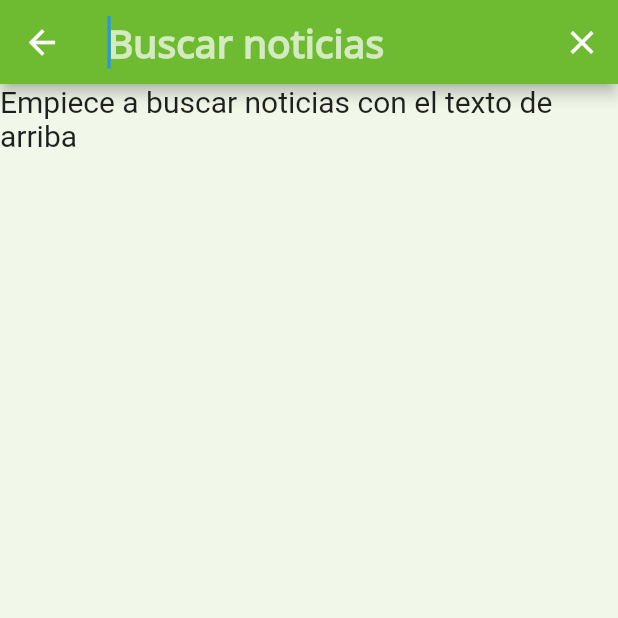
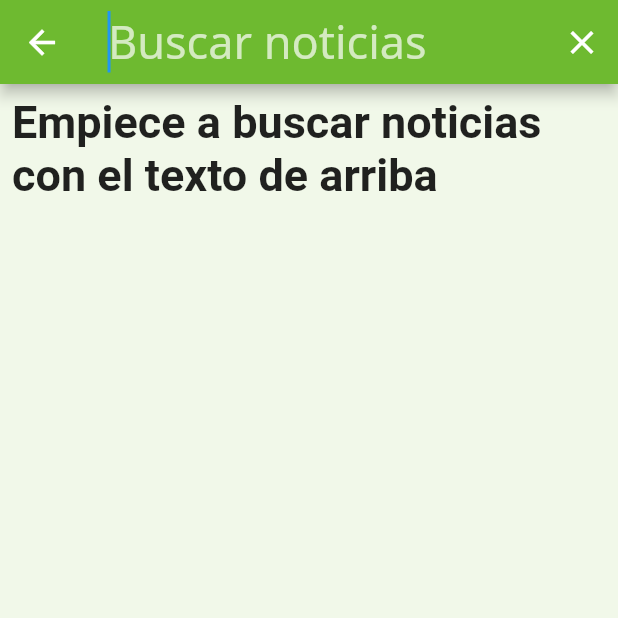
Before and after one commit to Cavitedev/el_digital_de_albacete, a Flutter app: the screen it shows after launch, after a tap on the "search" icon, on a phone screen of 412 x 824 dp, the top half of it. Run offline on Flutter 3.47's test engine with Material 2 defaults, Android fonts, the phone set to English and light mode, and no system bars; our stand-ins replace cached_network_image, chewie, dartz, equatable, flutter_spinkit, video_player and 1 more; network calls fail.

```diff
--- a/lib/MainWidgets/NewsNavigation/NewsCards.dart
+++ b/lib/MainWidgets/NewsNavigation/NewsCards.dart
@@ -85,17 +85,18 @@ class NewsCardsState extends State<NewsCards> {
 
     @override
     Widget build(BuildContext context) {
+    print("building");
 //      print("cards build ${spiderPage.url} last URL $_lastURL");
 
       int count = _news?.length?? 0 + (_loadedNews ? 0 : 1) +
           (error == null ? 0 : 1);
       return RefreshIndicator(
         onRefresh: () async {
+          print("refreshing");
           error = null;
-          _news.clear();
+          _news?.clear();
           await getNews();
           setState(() {
-
           });
           return null;
         },
--- a/lib/MainWidgets/NewsNavigation/NewsList.dart
+++ b/lib/MainWidgets/NewsNavigation/NewsList.dart
@@ -57,7 +57,8 @@ class _NewsListState extends State<NewsList>
               }).toList()),
           title:  Text(
                   'Digital de Albacete',
-                  style: Theme.of(context).textTheme.display1,
+                  style: Theme.of(context).textTheme.display1.copyWith(fontSize:
+                  Theme.of(context).textTheme.display1.fontSize / MediaQuery.of(context).textScaleFactor),
                 ),
           leading: Image.asset('assets/logo.png'),
           actions: <Widget>[
--- a/lib/MainWidgets/NewsNavigation/SearchNews.dart
+++ b/lib/MainWidgets/NewsNavigation/SearchNews.dart
@@ -42,8 +42,10 @@ class _SearchNewsState extends State<SearchNews>
         hintText: "Buscar noticias",
         border: InputBorder.none,
         hintStyle: TextStyle(color: Colors.white70),
+
       ),
-      style: TextStyle(color: Colors.white, fontSize: 26.0, fontFamily: "NotoSans"),
+      style: Theme.of(context).textTheme.display1.copyWith(fontSize:
+    Theme.of(context).textTheme.display1.fontSize / MediaQuery.of(context).textScaleFactor),
       onTap: (){
         setState(() {
           searching = true;
@@ -162,7 +164,11 @@ class _SearchNewsState extends State<SearchNews>
 //  },
 //)
 body:searchQuery.isNotEmpty? NewsCards(spiderPage: SpiderNewsListSpecificPage(url: _buildQuery()),key: _cardsState):
-Text("Empiece a buscar noticias con el texto de arriba")
+Padding(
+  padding: const EdgeInsets.all(8.0),
+  child:   Text("Empiece a buscar noticias con el texto de arriba",
+  style: Theme.of(context).textTheme.headline,),
+)
 
 //    body: searching? newsCards:
 //      Text("a buscar"),
--- a/lib/MainWidgets/NewsViewer/SingleNewsViewer.dart
+++ b/lib/MainWidgets/NewsViewer/SingleNewsViewer.dart
@@ -67,7 +67,8 @@ class _SingleNewsViewerState extends State<SingleNewsViewer> {
               floating: true,
               title: Text(
                 "Digital de Albacete",
-                style: Theme.of(context).textTheme.display1
+                style: Theme.of(context).textTheme.display1.copyWith(fontSize:
+                Theme.of(context).textTheme.display1.fontSize / MediaQuery.of(context).textScaleFactor),
               ),
               backgroundColor: Theme.of(context).accentColor,
             ),
--- a/lib/Spider/SpiderNewsListSpecificPage.dart
+++ b/lib/Spider/SpiderNewsListSpecificPage.dart
@@ -1,3 +1,5 @@
+import 'dart:io';
+
 import 'package:dartz/dartz.dart';
 import 'package:el_digital_de_albacete/Models/SimpleNewsData.dart';
 import 'package:el_digital_de_albacete/core/error/exceptions.dart';
@@ -44,6 +46,8 @@ class SpiderNewsListSpecificPage {
       return Right(_getNews(_document));
     }on HttpException catch(e){
       return Left(HttpFailure(message: e.message));
+    } on NoInternetException catch(e){
+      return Left(NoInternetFailure(message: e.message));
     }
 
   }
--- a/lib/Spider/SpiderSingleNews.dart
+++ b/lib/Spider/SpiderSingleNews.dart
@@ -26,6 +26,7 @@ class SpiderSingleNews {
   static const String _unworthText = "/Redacción/";
 
   Future<ExtraNewsData> scrapSingleNewsPage() async {
+
     dom.Document _document = await httpGetterImpl.accessURL(url);
     List<dom.Element> _entryDatas = new List<dom.Element>();
     for (String _contentClass in _contentClasses) {
@@ -35,9 +36,6 @@ class SpiderSingleNews {
       for (dom.Element _entryDara in _someEntryDatas) {
         _entryDatas.addAll(_entryDara?.children);
       }
-//      _entryDatas.forEach((e){
-//        print(e.text);
-//      });
 
     }
     List<NewsData> newsInformation = List<NewsData>();
--- a/lib/core/error/exceptions.dart
+++ b/lib/core/error/exceptions.dart
@@ -4,3 +4,10 @@ class HttpException implements Exception {
   HttpException(this.message);
 
 }
+
+class NoInternetException implements Exception {
+  final String message;
+
+  NoInternetException(this.message);
+
+}
--- a/lib/core/error/failures.dart
+++ b/lib/core/error/failures.dart
@@ -14,6 +14,11 @@ class HttpFailure extends Failure {
   HttpFailure({String message}): super(message: message);
 }
 
+class NoInternetFailure extends Failure {
+
+  NoInternetFailure({String message}): super(message: message);
+}
+
 class NoMoreNewsFailure extends Failure {
 
   NoMoreNewsFailure({String message}): super(message: message);
--- a/lib/core/network/http_getter.dart
+++ b/lib/core/network/http_getter.dart
@@ -1,4 +1,5 @@
 import 'dart:convert';
+import 'dart:io';
 import 'package:el_digital_de_albacete/core/error/exceptions.dart';
 import 'package:html/parser.dart' as parser;
 import 'package:http/http.dart' as http;
@@ -26,7 +27,12 @@ class HttpGetterImpl implements HttpGetter{
   }
 
   Future<dom.Document> accessURL(String _url) async {
-    http.Response response = await client.get(_url);
+    http.Response response;
+    try{
+      response = await client.get(_url);
+    } on SocketException{
+      throw new NoInternetException("No hay Internet");
+    }
     if(response.statusCode==200){
       String body = utf8.decode(response.bodyBytes);
       dom.Document document = parser.parse(body);
--- a/lib/main.dart
+++ b/lib/main.dart
@@ -23,7 +23,7 @@ class MyApp extends StatelessWidget {
           body1: TextStyle(fontSize: 20,),
           caption: TextStyle(fontSize: 10, color: Colors.black54, ),
           title: TextStyle(fontSize: 20, fontWeight: FontWeight.bold, ),
-          display1: TextStyle(fontSize: 24, color: Colors.white, fontFamily: "NotoSans"),
+          display1: TextStyle(fontSize: 30 , color: Colors.white, fontFamily: "NotoSans"),
           subhead: TextStyle(fontSize: 24, fontWeight: FontWeight.bold, ),
           subtitle: TextStyle(fontSize: 16, fontWeight: FontWeight.bold, ),
           button: TextStyle(fontSize: 20, color: Colors.white, fontFamily: "NotoSans")
```
Also changed, not shown: 2 other files.
